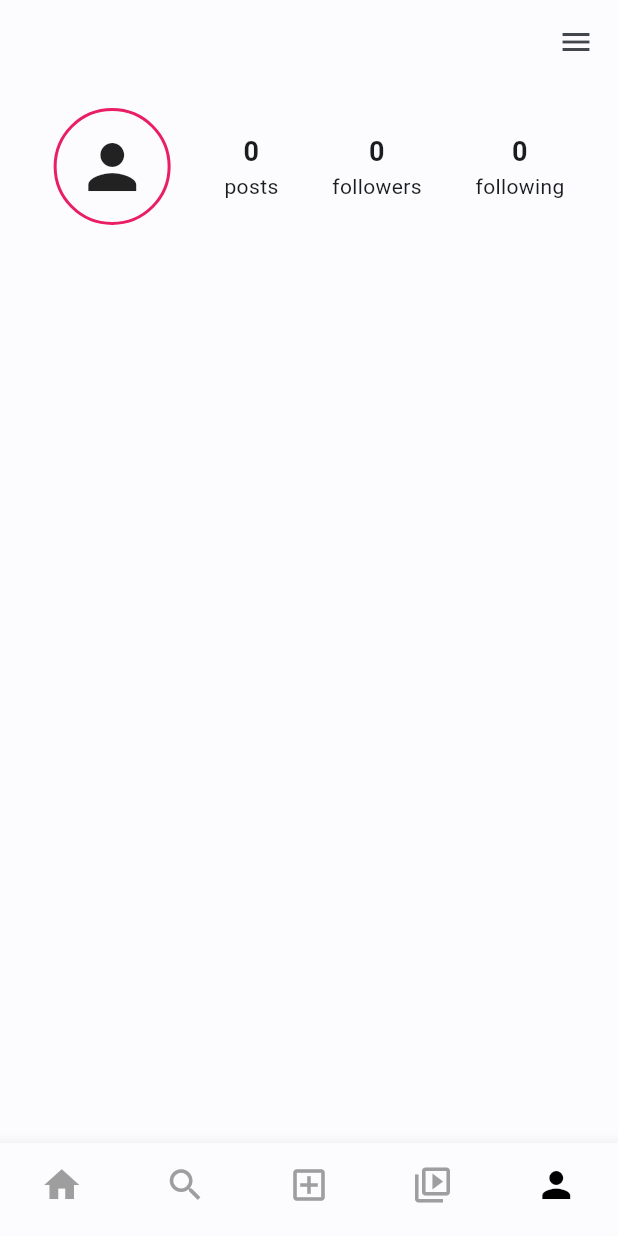
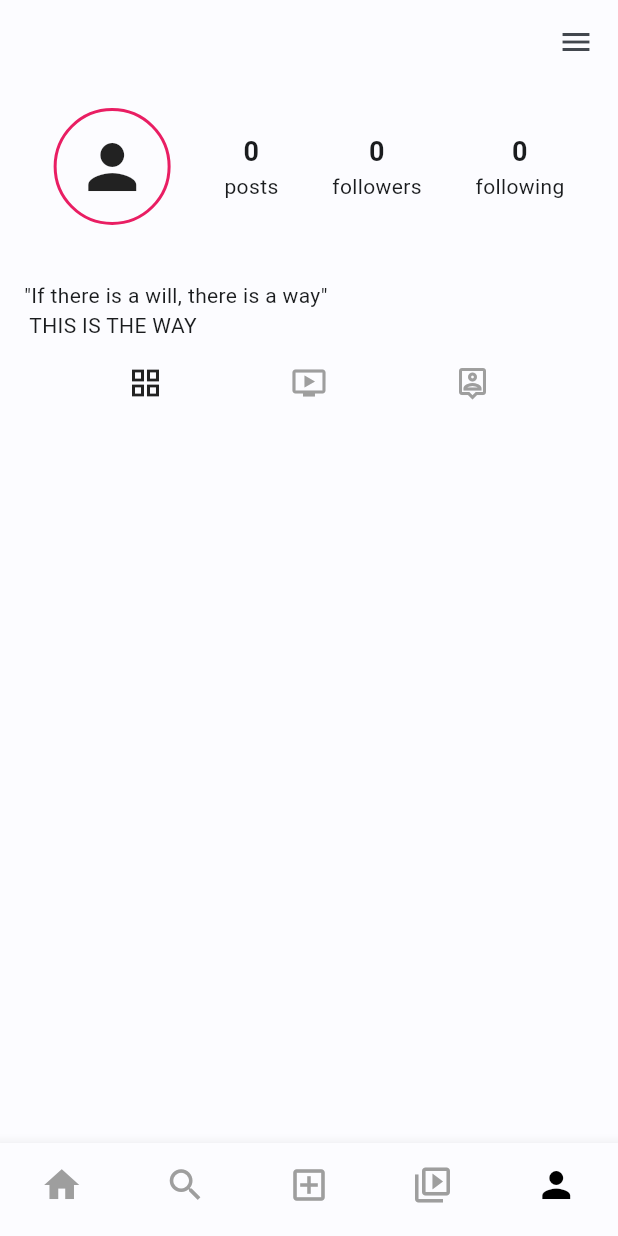
Before and after one commit to wikosac/story-app-flutter, a Flutter app: the screen it shows after launch, item 5 of the bottom bar chosen, on a phone screen of 412 x 824 dp. Run offline on Flutter 3.47's test engine with Material 3 defaults, Android fonts, the phone set to English and light mode, and no system bars; our stand-ins replace flutter_image_compress, flutter_svg, go_router, image_picker, pull_to_refresh and 1 more; missing offline and left inert: dart:ffi; network calls fail; project files that could hold a hidden picture were left out.

Commit message:
Grid view

```diff
--- a/lib/ui/profile_page.dart
+++ b/lib/ui/profile_page.dart
@@ -3,6 +3,7 @@ import 'package:provider/provider.dart';
 import 'package:story_app/data/model/stories_response.dart';
 import 'package:story_app/data/provider/auth_provider.dart';
 import 'package:story_app/data/provider/story_provider.dart';
+import 'package:story_app/route/router.dart';
 import 'package:story_app/utils/response_state.dart';
 import 'package:story_app/utils/widgets.dart';
 
@@ -25,9 +26,10 @@ class ProfilePage extends StatelessWidget {
             ],
           ),
           body: switch (auth.state) {
-            ResponseState.loading => const CircularProgressIndicator(),
+            ResponseState.loading =>
+              const Center(child: CircularProgressIndicator()),
             ResponseState.done => _buildContent(auth),
-            ResponseState.error => const Text('Error'),
+            ResponseState.error => const Center(child: Text('Error')),
           },
         );
       },
@@ -44,12 +46,13 @@ class ProfilePage extends StatelessWidget {
             if (item.name == auth.name) sortedList.add(item);
           }
         }
-        print('sorted: $sortedList');
         return Column(
           children: [
             Padding(
               padding: const EdgeInsets.symmetric(vertical: 16.0),
-              child: Row(
+              child: Column(
+                children: [
+                  Row(
                     mainAxisAlignment: MainAxisAlignment.spaceEvenly,
                     children: [
                       profilePicture(78, 78, 48),
@@ -89,10 +92,79 @@ class ProfilePage extends StatelessWidget {
                       ),
                     ],
                   ),
+                  Padding(
+                    padding: const EdgeInsets.all(16),
+                    child: Column(
+                      children: [
+                        Row(
+                          children: [
+                            Text(
+                              auth.email,
+                              style:
+                                  const TextStyle(fontWeight: FontWeight.bold),
+                            ),
+                          ],
+                        ),
+                        const Row(
+                          children: [
+                            Text(
+                              '"If there is a will, there is a way"\n THIS IS THE WAY',
+                            ),
+                          ],
+                        ),
+                      ],
+                    ),
+                  ),
+                  const Row(
+                    mainAxisAlignment: MainAxisAlignment.spaceEvenly,
+                    children: [
+                      Icon(Icons.grid_view_outlined, size: 24),
+                      Icon(
+                        Icons.ondemand_video,
+                        size: 24,
+                        color: Colors.grey,
+                      ),
+                      Icon(
+                        Icons.person_pin_outlined,
+                        size: 24,
+                        color: Colors.grey,
+                      ),
+                    ],
+                  ),
+                  const SizedBox(
+                    height: 16,
+                  ),
+                  _buildgridView(sortedList),
+                ],
+              ),
             ),
           ],
         );
       },
     );
   }
+
+  GridView _buildgridView(List<Story> myPost) {
+    return GridView.builder(
+      itemCount: myPost.length,
+      gridDelegate: const SliverGridDelegateWithFixedCrossAxisCount(
+        crossAxisCount: 3,
+        crossAxisSpacing: 4.0,
+        mainAxisSpacing: 4.0,
+      ),
+      itemBuilder: (BuildContext context, int index) {
+        return GestureDetector(
+          onTap: () => context.goNamed(
+            Routes.detail,
+            pathParameters: {'id': myPost[index].id},
+          ),
+          child: Image.network(
+            myPost[index].photoUrl,
+            fit: BoxFit.cover,
+          ),
+        );
+      },
+      shrinkWrap: true,
+    );
   }
+}
```
Lines whose indentation alone changed are shown as unchanged.
